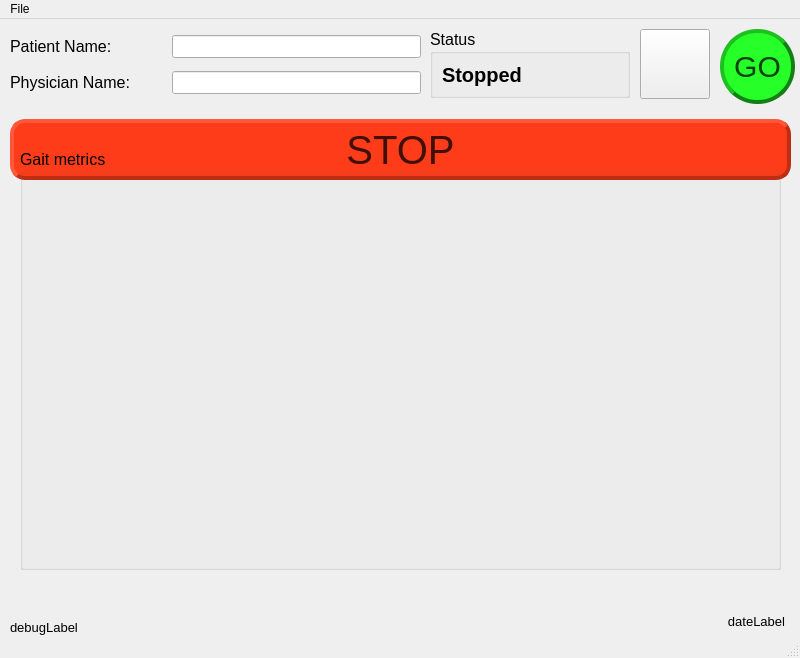
This is soft-robotics-gui/mainwindow.ui in lrfbranco/soft-robotics-gui as Qt 5 draws it before an edit. The edited form follows.
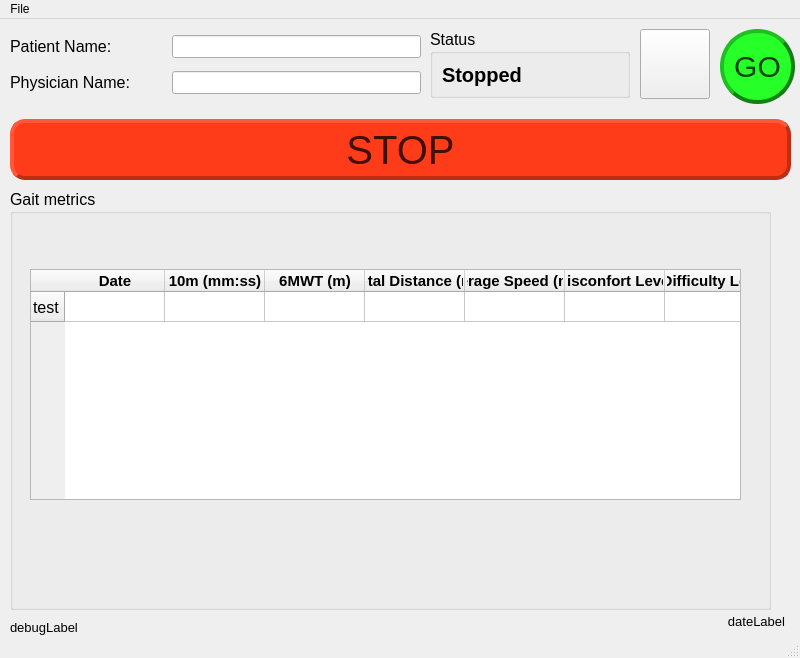
This is the edited form. Icons and pictures are not drawn.

Commit message: Init dev table

```diff
--- a/soft-robotics-gui/mainwindow.ui
+++ b/soft-robotics-gui/mainwindow.ui
@@ -431,8 +431,8 @@
    <widget class="QGroupBox" name="groupBox">
     <property name="geometry">
      <rect>
-      <x>20</x>
-      <y>130</y>
+      <x>10</x>
+      <y>170</y>
       <width>761</width>
       <height>421</height>
      </rect>
@@ -445,6 +445,138 @@
     <property name="title">
      <string>Gait metrics</string>
     </property>
+    <widget class="QTableWidget" name="gaitMetricsTable">
+     <property name="geometry">
+      <rect>
+       <x>20</x>
+       <y>80</y>
+       <width>711</width>
+       <height>231</height>
+      </rect>
+     </property>
+     <property name="sizePolicy">
+      <sizepolicy hsizetype="MinimumExpanding" vsizetype="Expanding">
+       <horstretch>0</horstretch>
+       <verstretch>0</verstretch>
+      </sizepolicy>
+     </property>
+     <property name="styleSheet">
+      <string notr="true"/>
+     </property>
+     <property name="horizontalScrollBarPolicy">
+      <enum>Qt::ScrollBarAlwaysOff</enum>
+     </property>
+     <row>
+      <property name="text">
+       <string>test</string>
+      </property>
+     </row>
+     <column>
+      <property name="text">
+       <string>Date</string>
+      </property>
+      <property name="font">
+       <font>
+        <pointsize>11</pointsize>
+        <weight>75</weight>
+        <bold>true</bold>
+       </font>
+      </property>
+      <property name="textAlignment">
+       <set>AlignHCenter|AlignBottom</set>
+      </property>
+     </column>
+     <column>
+      <property name="text">
+       <string>10m (mm:ss)</string>
+      </property>
+      <property name="font">
+       <font>
+        <pointsize>11</pointsize>
+        <weight>75</weight>
+        <bold>true</bold>
+       </font>
+      </property>
+      <property name="textAlignment">
+       <set>AlignHCenter|AlignBottom</set>
+      </property>
+     </column>
+     <column>
+      <property name="text">
+       <string>6MWT (m)</string>
+      </property>
+      <property name="font">
+       <font>
+        <pointsize>11</pointsize>
+        <weight>75</weight>
+        <bold>true</bold>
+       </font>
+      </property>
+      <property name="textAlignment">
+       <set>AlignHCenter|AlignBottom</set>
+      </property>
+     </column>
+     <column>
+      <property name="text">
+       <string>Total Distance (m)</string>
+      </property>
+      <property name="font">
+       <font>
+        <pointsize>11</pointsize>
+        <weight>75</weight>
+        <bold>true</bold>
+       </font>
+      </property>
+      <property name="textAlignment">
+       <set>AlignHCenter|AlignBottom</set>
+      </property>
+     </column>
+     <column>
+      <property name="text">
+       <string>Average Speed (m/s)</string>
+      </property>
+      <property name="font">
+       <font>
+        <pointsize>11</pointsize>
+        <weight>75</weight>
+        <bold>true</bold>
+       </font>
+      </property>
+      <property name="textAlignment">
+       <set>AlignHCenter|AlignBottom</set>
+      </property>
+     </column>
+     <column>
+      <property name="text">
+       <string>Disconfort Level</string>
+      </property>
+      <property name="font">
+       <font>
+        <pointsize>11</pointsize>
+        <weight>75</weight>
+        <bold>true</bold>
+       </font>
+      </property>
+      <property name="textAlignment">
+       <set>AlignHCenter|AlignBottom</set>
+      </property>
+     </column>
+     <column>
+      <property name="text">
+       <string>Difficulty Level</string>
+      </property>
+      <property name="font">
+       <font>
+        <pointsize>11</pointsize>
+        <weight>75</weight>
+        <bold>true</bold>
+       </font>
+      </property>
+      <property name="textAlignment">
+       <set>AlignHCenter|AlignBottom</set>
+      </property>
+     </column>
+    </widget>
    </widget>
   </widget>
   <widget class="QMenuBar" name="menubar">
```
The commit also changes 2 other files.
